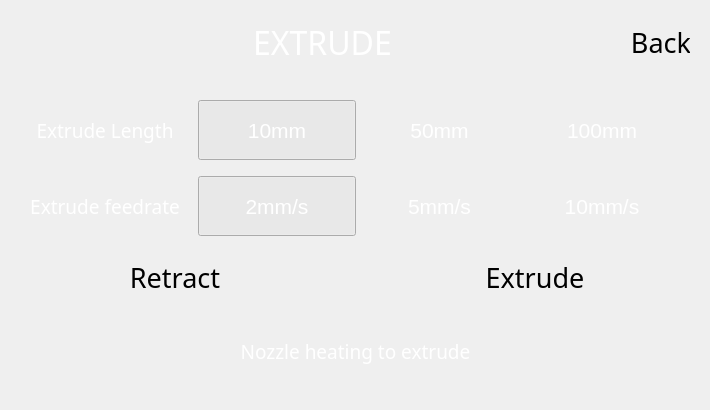
First picture: the form in BlocksScreen/lib/ui/controlStackedWidget.ui, repository BlocksTechnology/BlocksScreen, before the edit.
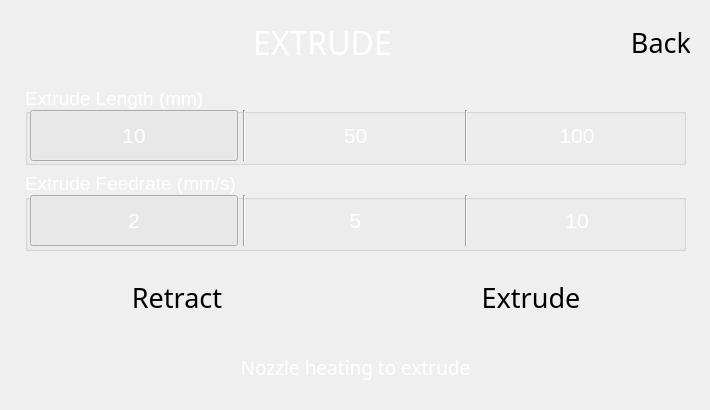
Second picture: the form after the edit. The open tabs and pages were chosen to show the change. Custom widgets are drawn as their Qt base class.

Commit message: Call panels by indexing the widget, layout changes on extrude panel

Patch:
```diff
--- a/BlocksScreen/lib/ui/controlStackedWidget.ui
+++ b/BlocksScreen/lib/ui/controlStackedWidget.ui
@@ -1061,9 +1061,9 @@
     <property name="geometry">
      <rect>
       <x>20</x>
-      <y>90</y>
+      <y>80</y>
       <width>671</width>
-      <height>311</height>
+      <height>328</height>
      </rect>
     </property>
     <layout class="QVBoxLayout" name="exp_vertical_content_layout" stretch="0,0,1">
@@ -1079,7 +1079,80 @@
      <property name="bottomMargin">
       <number>5</number>
      </property>
-     <item>
+     <item alignment="Qt::AlignVCenter">
+      <widget class="QGroupBox" name="exp_length_group_box">
+       <property name="minimumSize">
+        <size>
+         <width>0</width>
+         <height>80</height>
+        </size>
+       </property>
+       <property name="maximumSize">
+        <size>
+         <width>16777215</width>
+         <height>16777215</height>
+        </size>
+       </property>
+       <property name="palette">
+        <palette>
+         <active>
+          <colorrole role="WindowText">
+           <brush brushstyle="SolidPattern">
+            <color alpha="255">
+             <red>255</red>
+             <green>255</green>
+             <blue>255</blue>
+            </color>
+           </brush>
+          </colorrole>
+         </active>
+         <inactive>
+          <colorrole role="WindowText">
+           <brush brushstyle="SolidPattern">
+            <color alpha="255">
+             <red>255</red>
+             <green>255</green>
+             <blue>255</blue>
+            </color>
+           </brush>
+          </colorrole>
+         </inactive>
+         <disabled>
+          <colorrole role="WindowText">
+           <brush brushstyle="SolidPattern">
+            <color alpha="255">
+             <red>120</red>
+             <green>120</green>
+             <blue>120</blue>
+            </color>
+           </brush>
+          </colorrole>
+         </disabled>
+        </palette>
+       </property>
+       <property name="font">
+        <font>
+         <pointsize>14</pointsize>
+        </font>
+       </property>
+       <property name="title">
+        <string>Extrude Length (mm)</string>
+       </property>
+       <property name="alignment">
+        <set>Qt::AlignLeading|Qt::AlignLeft|Qt::AlignVCenter</set>
+       </property>
+       <property name="flat">
+        <bool>true</bool>
+       </property>
+       <widget class="QWidget" name="">
+        <property name="geometry">
+         <rect>
+          <x>0</x>
+          <y>20</y>
+          <width>661</width>
+          <height>61</height>
+         </rect>
+        </property>
       <layout class="QHBoxLayout" name="exp_length_content_layout">
        <property name="spacing">
         <number>5</number>
@@ -1096,53 +1169,6 @@
        <property name="bottomMargin">
         <number>5</number>
        </property>
-       <item alignment="Qt::AlignLeft">
-        <widget class="QLabel" name="extrude_length_content_title">
-         <property name="enabled">
-          <bool>true</bool>
-         </property>
-         <property name="minimumSize">
-          <size>
-           <width>150</width>
-           <height>60</height>
-          </size>
-         </property>
-         <property name="maximumSize">
-          <size>
-           <width>200</width>
-           <height>16777215</height>
-          </size>
-         </property>
-         <property name="font">
-          <font>
-           <family>Montserrat</family>
-           <pointsize>14</pointsize>
-          </font>
-         </property>
-         <property name="styleSheet">
-          <string notr="true">background: transparent; color: white;</string>
-         </property>
-         <property name="text">
-          <string>Extrude Length</string>
-         </property>
-         <property name="alignment">
-          <set>Qt::AlignCenter</set>
-         </property>
-        </widget>
-       </item>
-       <item>
-        <spacer name="verticalSpacer">
-         <property name="orientation">
-          <enum>Qt::Vertical</enum>
-         </property>
-         <property name="sizeHint" stdset="0">
-          <size>
-           <width>5</width>
-           <height>22</height>
-          </size>
-         </property>
-        </spacer>
-       </item>
        <item>
         <widget class="QPushButton" name="extrude_select_length_10_btn">
          <property name="sizePolicy">
@@ -1304,7 +1330,7 @@
           </font>
          </property>
          <property name="text">
-          <string>10mm</string>
+            <string>10</string>
          </property>
          <property name="checkable">
           <bool>true</bool>
@@ -1329,6 +1355,13 @@
          </attribute>
         </widget>
        </item>
+         <item>
+          <widget class="Line" name="line_5">
+           <property name="orientation">
+            <enum>Qt::Vertical</enum>
+           </property>
+          </widget>
+         </item>
        <item>
         <widget class="QPushButton" name="extrude_select_length_50_btn">
          <property name="sizePolicy">
@@ -1490,7 +1523,7 @@
           </font>
          </property>
          <property name="text">
-          <string>50mm</string>
+            <string>50</string>
          </property>
          <property name="checkable">
           <bool>true</bool>
@@ -1512,6 +1545,13 @@
          </attribute>
         </widget>
        </item>
+         <item>
+          <widget class="Line" name="line_6">
+           <property name="orientation">
+            <enum>Qt::Vertical</enum>
+           </property>
+          </widget>
+         </item>
        <item>
         <widget class="QPushButton" name="extrude_select_length_100_btn">
          <property name="sizePolicy">
@@ -1673,7 +1713,7 @@
           </font>
          </property>
          <property name="text">
-          <string>100mm</string>
+            <string>100</string>
          </property>
          <property name="checkable">
           <bool>true</bool>
@@ -1696,8 +1736,74 @@
         </widget>
        </item>
       </layout>
+       </widget>
+      </widget>
      </item>
      <item>
+      <widget class="QGroupBox" name="exp_feedrate_group_box">
+       <property name="minimumSize">
+        <size>
+         <width>0</width>
+         <height>80</height>
+        </size>
+       </property>
+       <property name="palette">
+        <palette>
+         <active>
+          <colorrole role="WindowText">
+           <brush brushstyle="SolidPattern">
+            <color alpha="255">
+             <red>255</red>
+             <green>255</green>
+             <blue>255</blue>
+            </color>
+           </brush>
+          </colorrole>
+         </active>
+         <inactive>
+          <colorrole role="WindowText">
+           <brush brushstyle="SolidPattern">
+            <color alpha="255">
+             <red>255</red>
+             <green>255</green>
+             <blue>255</blue>
+            </color>
+           </brush>
+          </colorrole>
+         </inactive>
+         <disabled>
+          <colorrole role="WindowText">
+           <brush brushstyle="SolidPattern">
+            <color alpha="255">
+             <red>120</red>
+             <green>120</green>
+             <blue>120</blue>
+            </color>
+           </brush>
+          </colorrole>
+         </disabled>
+        </palette>
+       </property>
+       <property name="font">
+        <font>
+         <pointsize>14</pointsize>
+        </font>
+       </property>
+       <property name="title">
+        <string>Extrude Feedrate (mm/s)</string>
+       </property>
+       <property name="flat">
+        <bool>true</bool>
+       </property>
+       <widget class="QWidget" name="">
+        <property name="geometry">
+         <rect>
+          <x>0</x>
+          <y>19</y>
+          <width>661</width>
+          <height>61</height>
+         </rect>
+        </property>
       <layout class="QHBoxLayout" name="exp_feedrate_content_layout">
        <property name="spacing">
         <number>5</number>
@@ -1714,53 +1820,6 @@
        <property name="bottomMargin">
         <number>5</number>
        </property>
-       <item alignment="Qt::AlignLeft">
-        <widget class="QLabel" name="extrude_feedrate_text_label">
-         <property name="enabled">
-          <bool>true</bool>
-         </property>
-         <property name="minimumSize">
-          <size>
-           <width>150</width>
-           <height>60</height>
-          </size>
-         </property>
-         <property name="maximumSize">
-          <size>
-           <width>200</width>
-           <height>16777215</height>
-          </size>
-         </property>
-         <property name="font">
-          <font>
-           <family>Montserrat</family>
-           <pointsize>14</pointsize>
-          </font>
-         </property>
-         <property name="styleSheet">
-          <string notr="true">background: transparent; color: white;</string>
-         </property>
-         <property name="text">
-          <string>Extrude feedrate</string>
-         </property>
-         <property name="alignment">
-          <set>Qt::AlignCenter</set>
-         </property>
-        </widget>
-       </item>
-       <item>
-        <spacer name="verticalSpacer_2">
-         <property name="orientation">
-          <enum>Qt::Vertical</enum>
-         </property>
-         <property name="sizeHint" stdset="0">
-          <size>
-           <width>5</width>
-           <height>40</height>
-          </size>
-         </property>
-        </spacer>
-       </item>
        <item>
         <widget class="QPushButton" name="extrude_select_feedrate_2_btn">
          <property name="sizePolicy">
@@ -1922,7 +1981,7 @@
           </font>
          </property>
          <property name="text">
-          <string>2mm/s</string>
+            <string>2</string>
          </property>
          <property name="checkable">
           <bool>true</bool>
@@ -1947,6 +2006,13 @@
          </attribute>
         </widget>
        </item>
+         <item>
+          <widget class="Line" name="line_7">
+           <property name="orientation">
+            <enum>Qt::Vertical</enum>
+           </property>
+          </widget>
+         </item>
        <item>
         <widget class="QPushButton" name="extrude_select_feedrate_5_btn">
          <property name="sizePolicy">
@@ -2108,7 +2174,7 @@
           </font>
          </property>
          <property name="text">
-          <string>5mm/s</string>
+            <string>5</string>
          </property>
          <property name="checkable">
           <bool>true</bool>
@@ -2130,6 +2196,13 @@
          </attribute>
         </widget>
        </item>
+         <item>
+          <widget class="Line" name="line_8">
+           <property name="orientation">
+            <enum>Qt::Vertical</enum>
+           </property>
+          </widget>
+         </item>
        <item>
         <widget class="QPushButton" name="extrude_select_feedrate_10_btn">
          <property name="sizePolicy">
@@ -2291,7 +2364,7 @@
           </font>
          </property>
          <property name="text">
-          <string>10mm/s</string>
+            <string>10</string>
          </property>
          <property name="checkable">
           <bool>true</bool>
@@ -2314,14 +2387,31 @@
         </widget>
        </item>
       </layout>
+       </widget>
+      </widget>
      </item>
      <item>
-      <layout class="QVBoxLayout" name="exp_movement_content_layout">
+      <layout class="QVBoxLayout" name="exp_movement_content_layout" stretch="0,1">
        <property name="spacing">
         <number>0</number>
        </property>
+       <property name="topMargin">
+        <number>5</number>
+       </property>
        <item>
         <layout class="QHBoxLayout" name="exp_buttons_layout">
+         <property name="leftMargin">
+          <number>5</number>
+         </property>
+         <property name="topMargin">
+          <number>5</number>
+         </property>
+         <property name="rightMargin">
+          <number>5</number>
+         </property>
+         <property name="bottomMargin">
+          <number>5</number>
+         </property>
          <item>
           <widget class="BlocksCustomButton" name="exp_unextrude_btn">
            <property name="minimumSize">
@@ -2483,11 +2573,29 @@
        </item>
        <item>
         <layout class="QHBoxLayout" name="exp_info_layout">
+         <property name="leftMargin">
+          <number>5</number>
+         </property>
+         <property name="topMargin">
+          <number>5</number>
+         </property>
+         <property name="rightMargin">
+          <number>5</number>
+         </property>
+         <property name="bottomMargin">
+          <number>5</number>
+         </property>
          <item>
           <widget class="QLabel" name="exp_info_label">
            <property name="enabled">
             <bool>true</bool>
            </property>
+           <property name="minimumSize">
+            <size>
+             <width>0</width>
+             <height>60</height>
+            </size>
+           </property>
            <property name="font">
             <font>
              <family>Montserrat</family>
```
Left out of the diff: 132 changed lines with no effect on the pictures. Lines whose indentation alone changed are shown as unchanged. The commit also changes 2 other files.
